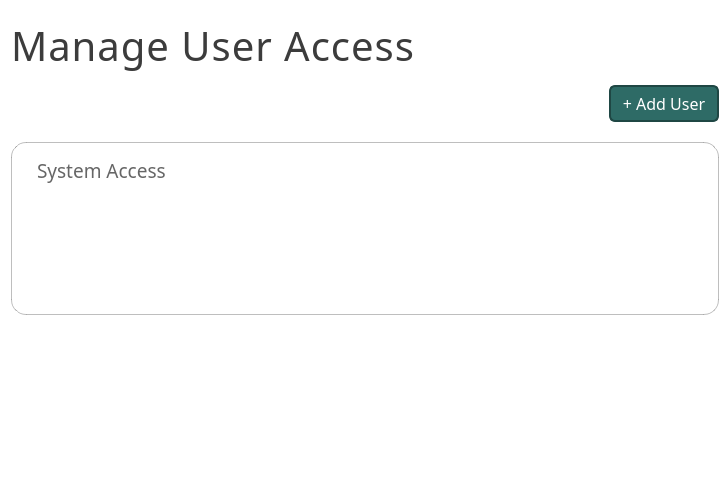
Qt form ui/PageUserAccess.ui (karlito20/AdoraFlowProject) before a commit.
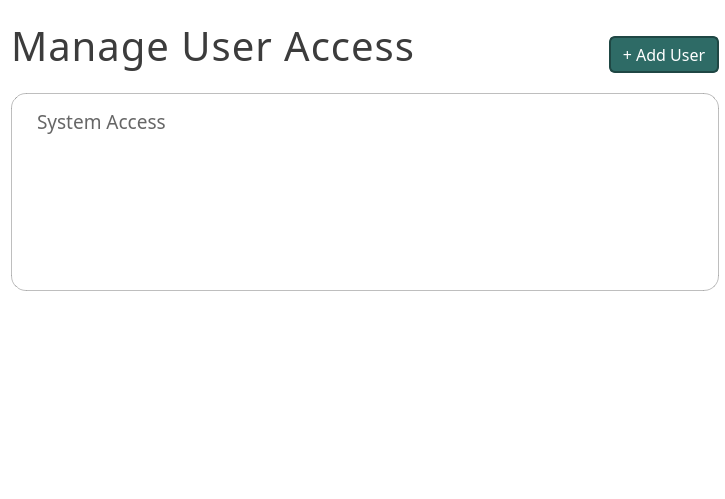
The same form after that commit.

What changed in the file:
```diff
--- a/ui/PageUserAccess.ui
+++ b/ui/PageUserAccess.ui
@@ -499,6 +499,21 @@
     <number>6</number>
    </property>
    <item>
+    <widget class="QWidget" name="button_container" native="true">
+     <layout class="QHBoxLayout" name="horizontalLayout">
+      <property name="leftMargin">
+       <number>0</number>
+      </property>
+      <property name="topMargin">
+       <number>0</number>
+      </property>
+      <property name="rightMargin">
+       <number>0</number>
+      </property>
+      <property name="bottomMargin">
+       <number>14</number>
+      </property>
+      <item>
     <widget class="QLabel" name="header_label">
      <property name="font">
       <font>
@@ -518,28 +533,13 @@
     </widget>
    </item>
    <item>
-    <widget class="QWidget" name="button_container" native="true">
-     <layout class="QHBoxLayout" name="horizontalLayout">
-      <property name="leftMargin">
-       <number>0</number>
-      </property>
-      <property name="topMargin">
-       <number>6</number>
-      </property>
-      <property name="rightMargin">
-       <number>0</number>
-      </property>
-      <property name="bottomMargin">
-       <number>14</number>
-      </property>
-      <item>
        <widget class="QLabel" name="label">
         <property name="text">
          <string/>
         </property>
        </widget>
       </item>
-      <item alignment="Qt::AlignmentFlag::AlignRight">
+      <item alignment="Qt::AlignmentFlag::AlignRight|Qt::AlignmentFlag::AlignBottom">
        <widget class="QPushButton" name="add_button">
         <property name="minimumSize">
          <size>
@@ -595,7 +595,7 @@
      <property name="maximumSize">
       <size>
        <width>16777215</width>
-       <height>300</height>
+       <height>500</height>
       </size>
      </property>
      <property name="styleSheet">
@@ -655,7 +655,7 @@
            <x>0</x>
            <y>0</y>
            <width>699</width>
-           <height>128</height>
+           <height>151</height>
           </rect>
          </property>
          <property name="sizePolicy">
```
Lines whose indentation alone changed are shown as unchanged.
